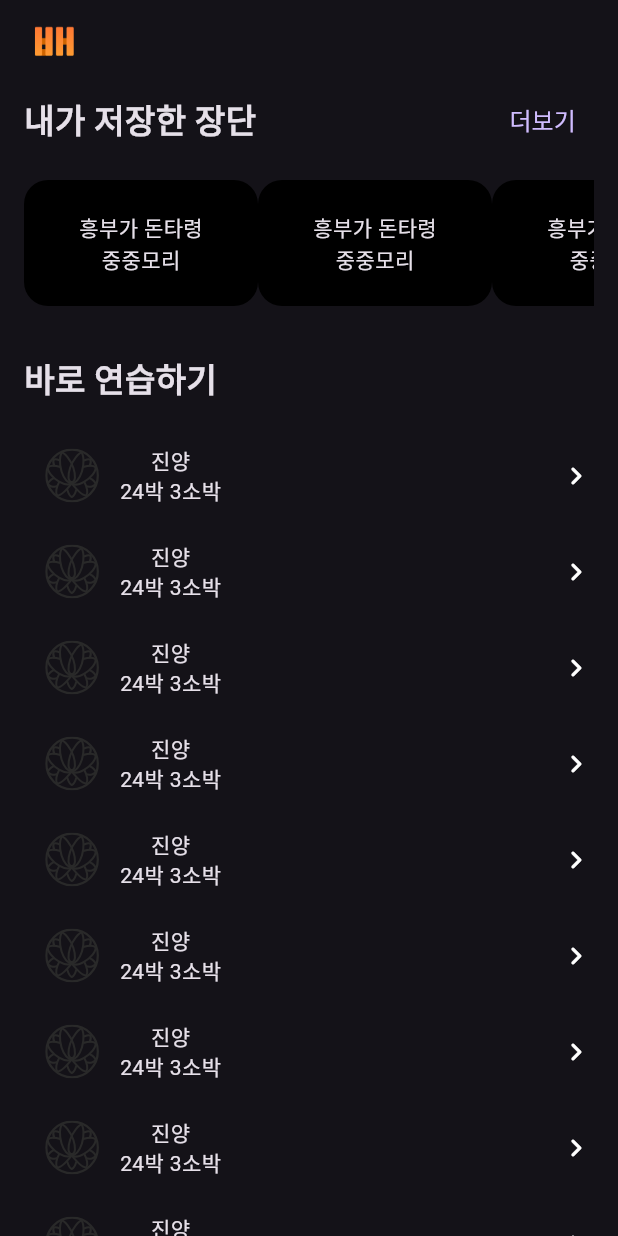
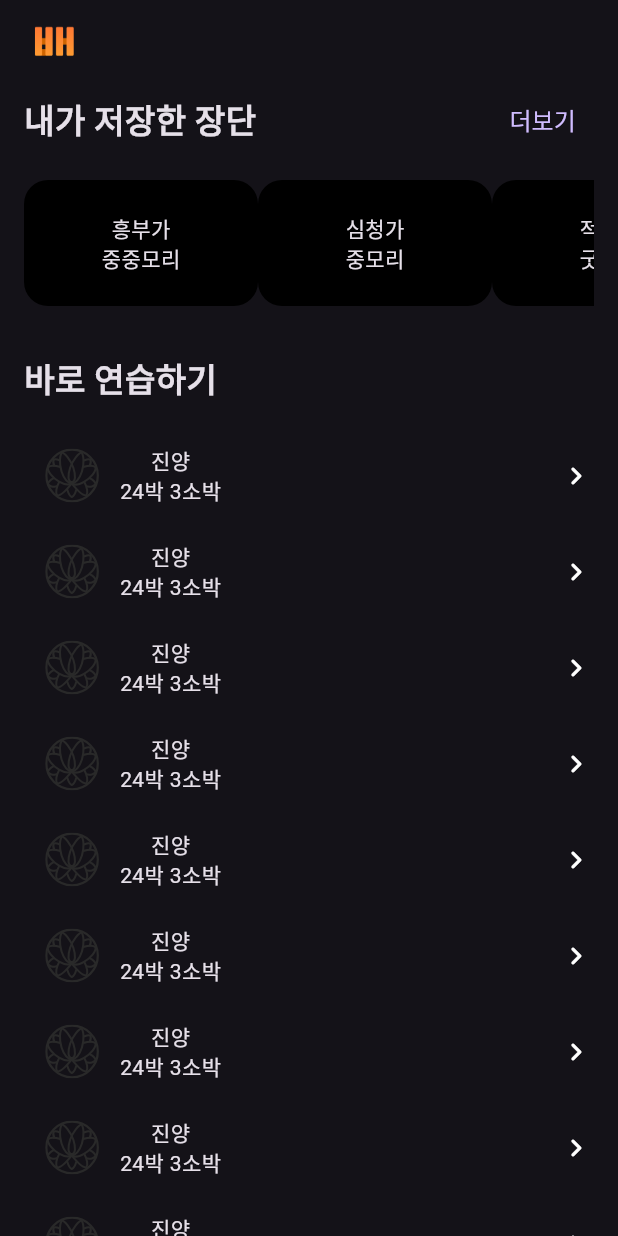
Before and after one commit to Team-Hanbae/Hanbae-Flutter, a Flutter app: the screen it shows after launch, on a phone screen of 412 x 824 dp. Run offline on Flutter 3.47's test engine with Material 3 defaults, Android fonts, the phone set to English and light mode, and no system bars; our stand-ins replace audioplayers, flutter_svg.

Commit message:
[feat] #13 내가 저장한 장단 data 만듦

```diff
--- /dev/null
+++ b/lib/data/custom_jangdan_data.dart
@@ -0,0 +1,14 @@
+class CustomJangdanItem {
+  final String title;
+  final String janganType;
+
+  CustomJangdanItem({required this.title, required this.janganType});
+}
+
+final List<CustomJangdanItem> customJangdanList = [
+  CustomJangdanItem(title: "흥부가", janganType: "중중모리"),
+  CustomJangdanItem(title: "심청가", janganType: "중모리"),
+  CustomJangdanItem(title: "적벽가", janganType: "굿거리"),
+  CustomJangdanItem(title: "사철가", janganType: "중모리"),
+  CustomJangdanItem(title: "춘향가", janganType: "진양")
+];
--- a/lib/presentation/home/home_screen.dart
+++ b/lib/presentation/home/home_screen.dart
@@ -1,6 +1,7 @@
 import 'package:flutter/material.dart';
 import 'package:flutter_svg/flutter_svg.dart';
 import 'package:hanbae/data/sound_manager.dart';
+import 'package:hanbae/data/custom_jangdan_data.dart';
 
 class HomeScreen extends StatelessWidget {
   HomeScreen({super.key});
@@ -50,8 +51,9 @@ class HomeScreen extends StatelessWidget {
                     height: 84,
                     child: ListView.builder(
                       scrollDirection: Axis.horizontal,
-                      itemCount: 10,
+                      itemCount: customJangdanList.length,
                       itemBuilder: (context, index) {
+                        final item = customJangdanList[index];
                         return Container(
                           width: 156,
                           height: 84,
@@ -62,7 +64,7 @@ class HomeScreen extends StatelessWidget {
                           child: Center(
                             child: Column(
                               mainAxisAlignment: MainAxisAlignment.center,
-                              children: [Text("흥부가 돈타령"), Text("중중모리")],
+                              children: [Text(item.title), Text(item.janganType)],
                             ),
                           ),
                         );
```
